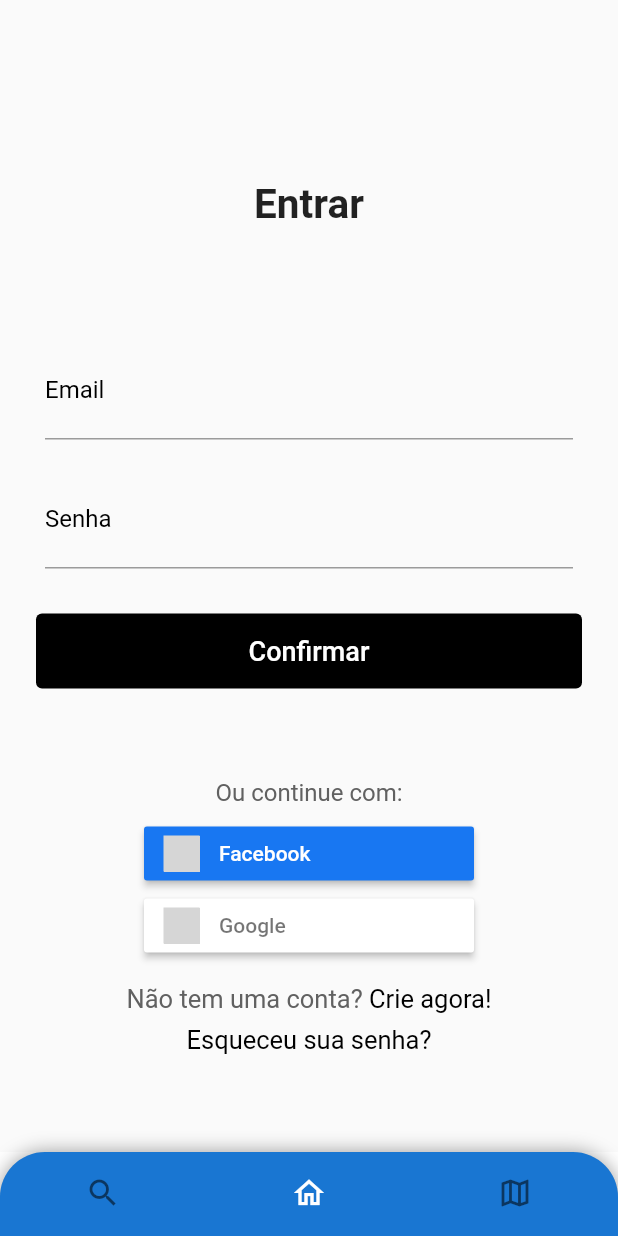
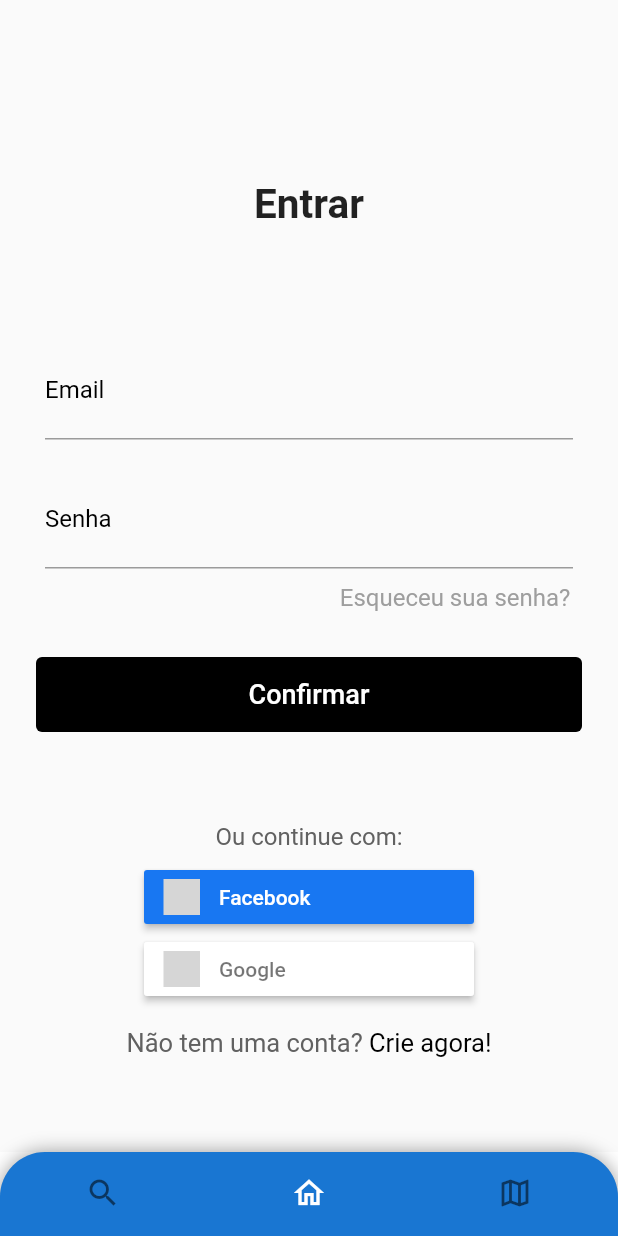
Before and after one commit to PedroLuisBrilhadori/faz-a-boa, a Flutter app: the screen it shows after launch, on a phone screen of 412 x 824 dp. Run offline on Flutter 3.47's test engine with Material 2 defaults, Android fonts, the phone set to English and light mode, and no system bars; our stand-ins replace flutter_signin_button; grey boxes are pictures that could not be loaded.

Commit message:
feat: criação da tela de login

```diff
--- a/lib/view/login_screen.dart
+++ b/lib/view/login_screen.dart
@@ -15,6 +15,7 @@
 
   @override
   Widget build(BuildContext context) {
+    final double screenWidth = MediaQuery.of(context).size.width;
     return Scaffold(
       body: SingleChildScrollView(
         child: Column(
@@ -26,7 +27,8 @@
                 SizedBox(height: 120.0),
                 Text('Entrar',
                     style: TextStyle(fontSize: 27, fontWeight: FontWeight.w700))
-              ],),
+              ],
+            ),
             //Second Column()
             Column(
               crossAxisAlignment: CrossAxisAlignment.center,
@@ -36,6 +38,20 @@
                 textField('Email', login),
                 const SizedBox(height: 5.0),
                 textField('Senha', password),
+                const SizedBox(height: 10.0),
+                Row(
+                  mainAxisAlignment: MainAxisAlignment.end,
+                  crossAxisAlignment: CrossAxisAlignment.center,
+                  children: [
+                    const Text(
+                      'Esqueceu sua senha?',
+                      style: TextStyle(color: Colors.grey, fontSize: 16),
+                    ),
+                    SizedBox(
+                      width: screenWidth * 0.077,
+                    )
+                  ],
+                ),
                 loginButton('Confirmar', context),
               ],
             ),
@@ -48,7 +64,8 @@
                 Text(
                   'Ou continue com:',
                   style: TextStyle(color: Colors.grey[700], fontSize: 16),
-                  ),                  const SizedBox(
+                ),
+                const SizedBox(
                   height: 7.0,
                 ),
                 connectWithButton(Buttons.FacebookNew, 'Facebook'),
@@ -60,7 +77,7 @@
                       fontSize: 17,
                       color: Colors.grey[700],
                     ),
-                      children: const <TextSpan> [
+                    children: const <TextSpan>[
                       TextSpan(text: 'Não tem uma conta?'),
                       TextSpan(
                         text: ' Crie agora!',
@@ -70,10 +87,6 @@
                   ),
                 ),
                 const SizedBox(height: 7.0),
-                  const Text(
-                    'Esqueceu sua senha?',
-                    style: TextStyle(color: Colors.black, fontSize: 17),
-                  ),
               ],
             ),
           ],
```
Lines whose indentation alone changed are shown as unchanged.
